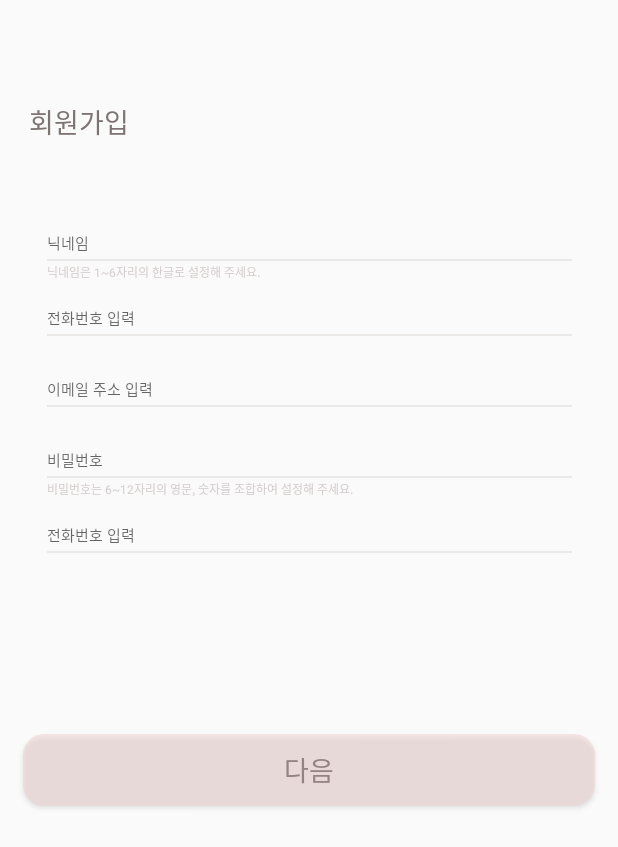
After one commit to hees00/mechelin_front, an Android app: the layout activity_signup.xml on its own in the app's theme, with its tools: preview values and no code run, on a phone screen of 412 x 824 dp. The commit adds this screen. Shown: the top 847 px of the screen. Run offline under Robolectric (Android 15) with nearby library versions, the phone set to English and light mode, and no system bars; network calls fail.

Commit message:
login, signup

```diff
--- /dev/null
+++ b/app/src/main/res/drawable-v24/login_signup_btn_deactivate.xml
@@ -0,0 +1,13 @@
+<?xml version="1.0" encoding="utf-8"?>
+<shape xmlns:android="http://schemas.android.com/apk/res/android"
+    android:padding="10dp"
+    android:shape="rectangle" >
+    <solid android:color="#80f2d4d4" />
+
+    <corners
+        android:bottomLeftRadius="14dp"
+        android:bottomRightRadius="14dp"
+        android:topLeftRadius="14dp"
+        android:topRightRadius="14dp" />
+
+</shape>
--- /dev/null
+++ b/app/src/main/res/layout/activity_signup.xml
@@ -0,0 +1,193 @@
+<?xml version="1.0" encoding="utf-8"?>
+<androidx.constraintlayout.widget.ConstraintLayout xmlns:android="http://schemas.android.com/apk/res/android"
+    android:layout_width="match_parent"
+    android:layout_height="match_parent"
+    xmlns:app="http://schemas.android.com/apk/res-auto">
+
+    <androidx.appcompat.widget.AppCompatTextView
+        android:id="@+id/signup_title"
+        android:layout_width="wrap_content"
+        android:layout_height="wrap_content"
+        android:includeFontPadding="false"
+        android:text="회원가입"
+        android:textStyle="normal"
+        android:textSize="18sp"
+        android:textColor="#7e7373"
+        android:layout_marginTop="68dp"
+        android:layout_marginLeft="19dp"
+        app:layout_constraintTop_toTopOf="parent"
+        app:layout_constraintStart_toStartOf="parent"/>
+
+    <EditText
+        android:id="@+id/signup_input_nickname"
+        android:layout_width="wrap_content"
+        android:layout_height="wrap_content"
+        android:includeFontPadding="false"
+        android:hint="닉네임"
+        android:textStyle="normal"
+        android:textSize="10sp"
+        android:textColor="#66958383"
+        android:background="@null"
+        android:layout_marginTop="60dp"
+        app:layout_constraintTop_toBottomOf="@+id/signup_title"
+        app:layout_constraintStart_toStartOf="@id/signup_line_nickname"/>
+
+    <View
+        android:id="@+id/signup_line_nickname"
+        android:layout_width="350dp"
+        android:layout_height="1dp"
+        android:background="#26958383"
+        android:layout_marginTop="3dp"
+        android:layout_marginStart="50dp"
+        android:layout_marginEnd="50dp"
+        app:layout_constraintTop_toBottomOf="@+id/signup_input_nickname"
+        app:layout_constraintStart_toStartOf="parent"
+        app:layout_constraintEnd_toEndOf="parent"/>
+
+    <TextView
+        android:id="@+id/signup_des_nickname"
+        android:layout_width="wrap_content"
+        android:layout_height="wrap_content"
+        android:includeFontPadding="false"
+        android:textStyle="normal"
+        android:textSize="8sp"
+        android:textColor="#d5cece"
+        android:text="닉네임은 1~6자리의 한글로 설정해 주세요."
+        android:layout_marginTop="1dp"
+        app:layout_constraintTop_toBottomOf="@+id/signup_line_nickname"
+        app:layout_constraintStart_toStartOf="@+id/signup_input_nickname"/>
+
+    <EditText
+        android:id="@+id/signup_input_phone"
+        android:layout_width="wrap_content"
+        android:layout_height="wrap_content"
+        android:includeFontPadding="false"
+        android:hint="전화번호 입력"
+        android:textStyle="normal"
+        android:textSize="10sp"
+        android:textColor="#66958383"
+        android:background="@null"
+        android:layout_marginTop="17dp"
+        app:layout_constraintTop_toBottomOf="@+id/signup_des_nickname"
+        app:layout_constraintStart_toStartOf="@id/signup_input_nickname"/>
+
+    <View
+        android:id="@+id/signup_line_phone"
+        android:layout_width="350dp"
+        android:layout_height="1dp"
+        android:background="#26958383"
+        android:layout_marginTop="3dp"
+        android:layout_marginStart="50dp"
+        android:layout_marginEnd="50dp"
+        app:layout_constraintTop_toBottomOf="@+id/signup_input_phone"
+        app:layout_constraintStart_toStartOf="parent"
+        app:layout_constraintEnd_toEndOf="parent"/>
+
+    <EditText
+        android:id="@+id/signup_input_email"
+        android:layout_width="wrap_content"
+        android:layout_height="wrap_content"
+        android:includeFontPadding="false"
+        android:hint="이메일 주소 입력"
+        android:textStyle="normal"
+        android:textSize="10sp"
+        android:textColor="#66958383"
+        android:background="@null"
+        android:layout_marginTop="28dp"
+        app:layout_constraintTop_toBottomOf="@+id/signup_line_phone"
+        app:layout_constraintStart_toStartOf="@id/signup_input_nickname"/>
+
+    <View
+        android:id="@+id/signup_line_email"
+        android:layout_width="350dp"
+        android:layout_height="1dp"
+        android:background="#26958383"
+        android:layout_marginTop="3dp"
+        android:layout_marginStart="50dp"
+        android:layout_marginEnd="50dp"
+        app:layout_constraintTop_toBottomOf="@+id/signup_input_email"
+        app:layout_constraintStart_toStartOf="parent"
+        app:layout_constraintEnd_toEndOf="parent"/>
+
+    <EditText
+        android:id="@+id/signup_input_password"
+        android:layout_width="wrap_content"
+        android:layout_height="wrap_content"
+        android:includeFontPadding="false"
+        android:hint="비밀번호"
+        android:textStyle="normal"
+        android:textSize="10sp"
+        android:textColor="#66958383"
+        android:background="@null"
+        android:layout_marginTop="28dp"
+        app:layout_constraintTop_toBottomOf="@+id/signup_line_email"
+        app:layout_constraintStart_toStartOf="@id/signup_input_nickname"/>
+
+    <View
+        android:id="@+id/signup_line_password"
+        android:layout_width="350dp"
+        android:layout_height="1dp"
+        android:background="#26958383"
+        android:layout_marginTop="3dp"
+        android:layout_marginStart="50dp"
+        android:layout_marginEnd="50dp"
+        app:layout_constraintTop_toBottomOf="@+id/signup_input_password"
+        app:layout_constraintStart_toStartOf="parent"
+        app:layout_constraintEnd_toEndOf="parent"/>
+
+    <TextView
+        android:id="@+id/signup_des_password"
+        android:layout_width="wrap_content"
+        android:layout_height="wrap_content"
+        android:includeFontPadding="false"
+        android:textStyle="normal"
+        android:textSize="8sp"
+        android:textColor="#d5cece"
+        android:text="비밀번호는 6~12자리의 영문, 숫자를 조합하여 설정해 주세요."
+        android:layout_marginTop="1dp"
+        app:layout_constraintTop_toBottomOf="@+id/signup_line_password"
+        app:layout_constraintStart_toStartOf="@+id/signup_input_nickname"/>
+
+    <EditText
+        android:id="@+id/signup_input_password_check"
+        android:layout_width="wrap_content"
+        android:layout_height="wrap_content"
+        android:includeFontPadding="false"
+        android:hint="전화번호 입력"
+        android:textStyle="normal"
+        android:textSize="10sp"
+        android:textColor="#66958383"
+        android:background="@null"
+        android:layout_marginTop="17dp"
+        app:layout_constraintTop_toBottomOf="@+id/signup_des_password"
+        app:layout_constraintStart_toStartOf="@id/signup_input_nickname"/>
+
+    <View
+        android:id="@+id/signup_line_password_check"
+        android:layout_width="350dp"
+        android:layout_height="1dp"
+        android:background="#26958383"
+        android:layout_marginTop="3dp"
+        app:layout_constraintTop_toBottomOf="@+id/signup_input_password_check"
+        app:layout_constraintStart_toStartOf="parent"
+        app:layout_constraintEnd_toEndOf="parent"/>
+
+    <Button
+        android:id="@+id/signup_btn_deactivate"
+        android:layout_width="match_parent"
+        android:layout_height="48dp"
+        android:text="다음"
+        android:textStyle="normal"
+        android:textSize="18sp"
+        android:textColor="#958383"
+        android:background="@drawable/login_signup_btn_deactivate"
+        android:layout_marginTop="52dp"
+        android:layout_marginBottom="218dp"
+        android:layout_marginLeft="15dp"
+        android:layout_marginRight="15dp"
+        app:layout_constraintTop_toBottomOf="@id/signup_line_password_check"
+        app:layout_constraintBottom_toBottomOf="parent"
+        app:layout_constraintStart_toStartOf="parent"
+        app:layout_constraintEnd_toEndOf="parent"/>
+
+</androidx.constraintlayout.widget.ConstraintLayout>
--- a/app/src/main/res/values/themes.xml
+++ b/app/src/main/res/values/themes.xml
@@ -1,6 +1,6 @@
 <resources xmlns:tools="http://schemas.android.com/tools">
     <!-- Base application theme. -->
-    <style name="Theme.Mechelin" parent="Theme.MaterialComponents.DayNight.DarkActionBar">
+    <style name="Theme.Mechelin" parent="Theme.AppCompat.Light">
         <!-- Primary brand color. -->
         <item name="colorPrimary">@color/purple_500</item>
         <item name="colorPrimaryVariant">@color/purple_700</item>
```
Also changed, not shown: app/src/main/res/drawable-v24/login_signup_btn_activate.xml (added, +13 -0 lines), app/src/main/res/layout/activity_login.xml (added, +80 -0 lines), app/src/main/res/layout/activity_login_main.xml (added, +56 -0 lines), app/src/main/res/layout/activity_signup_term.xml (added, +146 -0 lines), app/src/main/res/layout/activity_welcome.xml (added, +48 -0 lines), app/src/main/res/drawable/logo_login_home.png (added), app/src/main/res/drawable/serviceagree_check_line.png (added), app/src/main/res/drawable/topbar_arrow_right.png (added).
